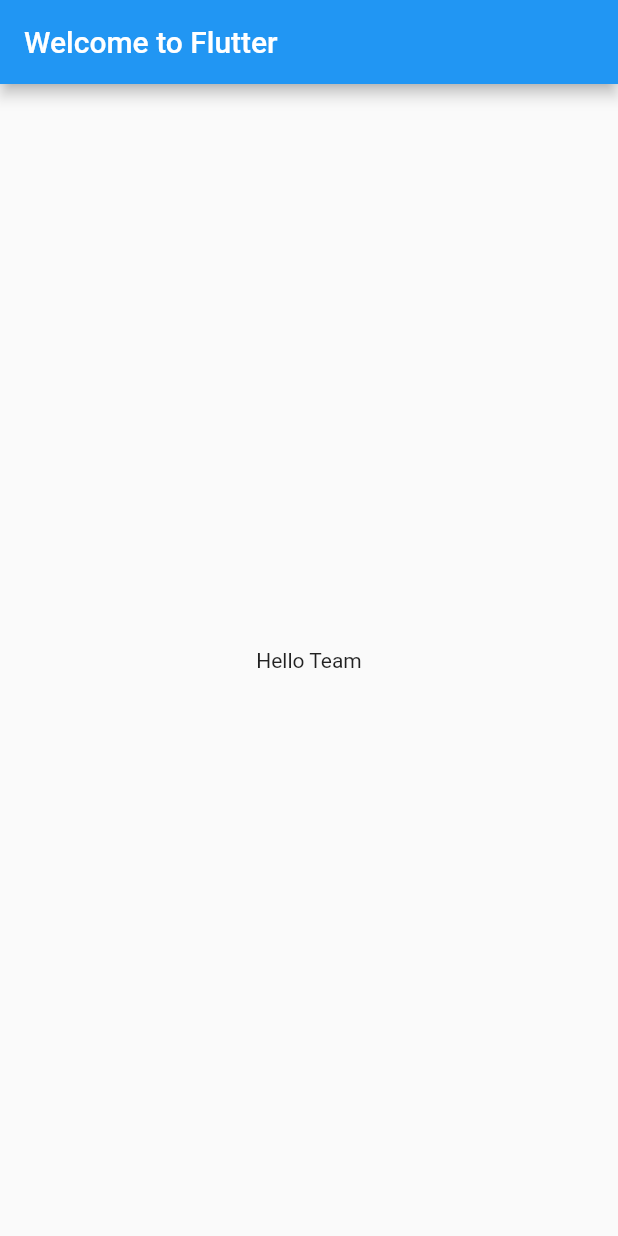
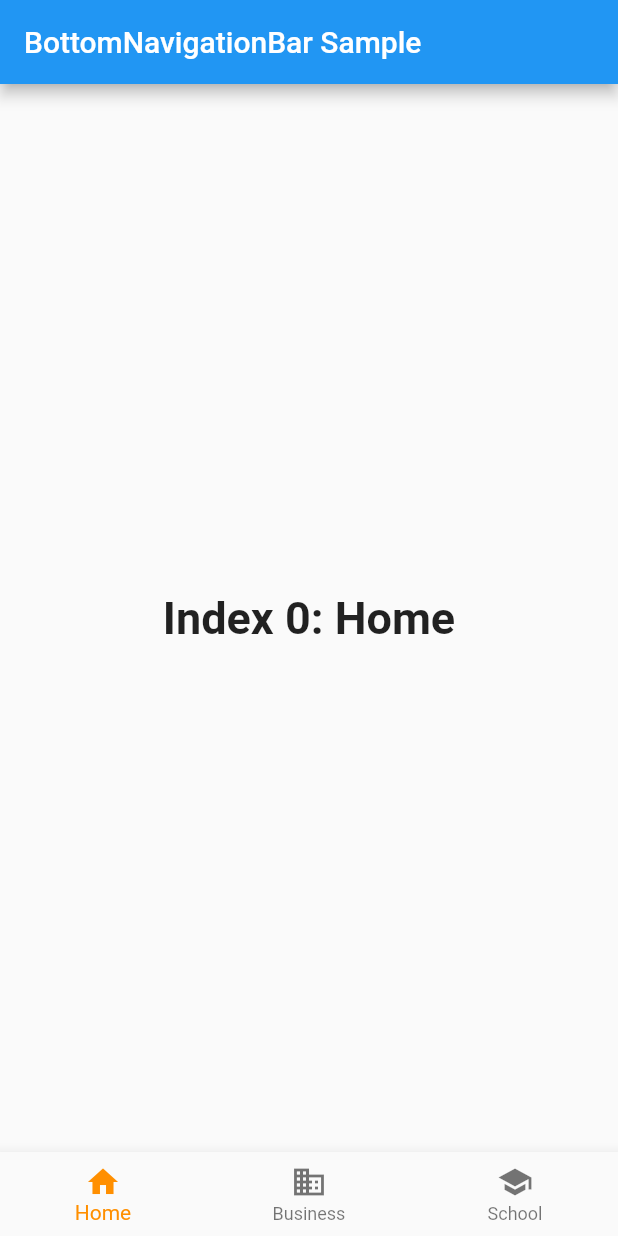
Before and after one commit to scawand/SuperTeam, a Flutter app: the screen it shows after launch, on a phone screen of 412 x 824 dp. Run offline on Flutter 3.47's test engine with Material 2 defaults, Android fonts, the phone set to English and light mode, and no system bars; generated files the repository leaves out were written again.

Commit message:
Scaffold

```diff
--- a/flutter_application_1/lib/main.dart
+++ b/flutter_application_1/lib/main.dart
@@ -4,24 +4,81 @@ import 'src/app.dart';
 import 'src/settings/settings_controller.dart';
 import 'src/settings/settings_service.dart';
 
-void main() async {
-  runApp(const MyApp());
-}
+void main() => runApp(const MyApp());
 
 class MyApp extends StatelessWidget {
   const MyApp({super.key});
 
+  static const String _title = 'Flutter Code Sample';
+
   @override
   Widget build(BuildContext context) {
-    return MaterialApp(
-      title: 'Welcome to Flutter',
-      home: Scaffold(
-        appBar: AppBar(
-          title: const Text('Welcome to Flutter'),
-        ),
-        body: const Center(
-          child: Text("Hello Team"),
-        ),
+    return const MaterialApp(
+      title: _title,
+      home: MyStatefulWidget(),
+    );
+  }
+}
+
+class MyStatefulWidget extends StatefulWidget {
+  const MyStatefulWidget({super.key});
+
+  @override
+  State<MyStatefulWidget> createState() => _MyStatefulWidgetState();
+}
+
+class _MyStatefulWidgetState extends State<MyStatefulWidget> {
+  int _selectedIndex = 0;
+  static const TextStyle optionStyle =
+      TextStyle(fontSize: 30, fontWeight: FontWeight.bold);
+  static const List<Widget> _widgetOptions = <Widget>[
+    Text(
+      'Index 0: Home',
+      style: optionStyle,
+    ),
+    Text(
+      'Index 1: Business',
+      style: optionStyle,
+    ),
+    Text(
+      'Index 2: School',
+      style: optionStyle,
+    ),
+  ];
+
+  void _onItemTapped(int index) {
+    setState(() {
+      _selectedIndex = index;
+    });
+  }
+
+  @override
+  Widget build(BuildContext context) {
+    return Scaffold(
+      appBar: AppBar(
+        title: const Text('BottomNavigationBar Sample'),
+      ),
+      body: Center(
+        child: _widgetOptions.elementAt(_selectedIndex),
+      ),
+      bottomNavigationBar: BottomNavigationBar(
+        items: const <BottomNavigationBarItem>[
+          BottomNavigationBarItem(
+            icon: Icon(Icons.home),
+            label: 'Home',
+          ),
+          BottomNavigationBarItem(
+            icon: Icon(Icons.business),
+            label: 'Business',
+          ),
+          BottomNavigationBarItem(
+            icon: Icon(Icons.school),
+            label: 'School',
+          ),
+        ],
+        currentIndex: _selectedIndex,
+        selectedItemColor: Colors.amber[800],
+        onTap: _onItemTapped,
       ),
     );
   }
```
